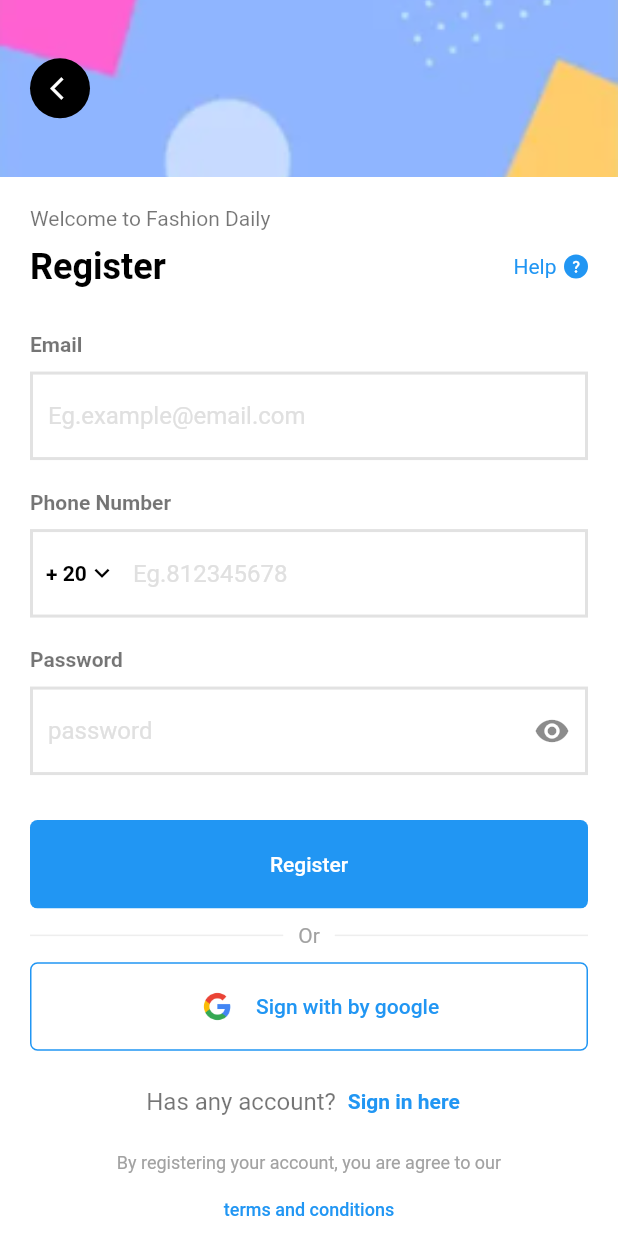
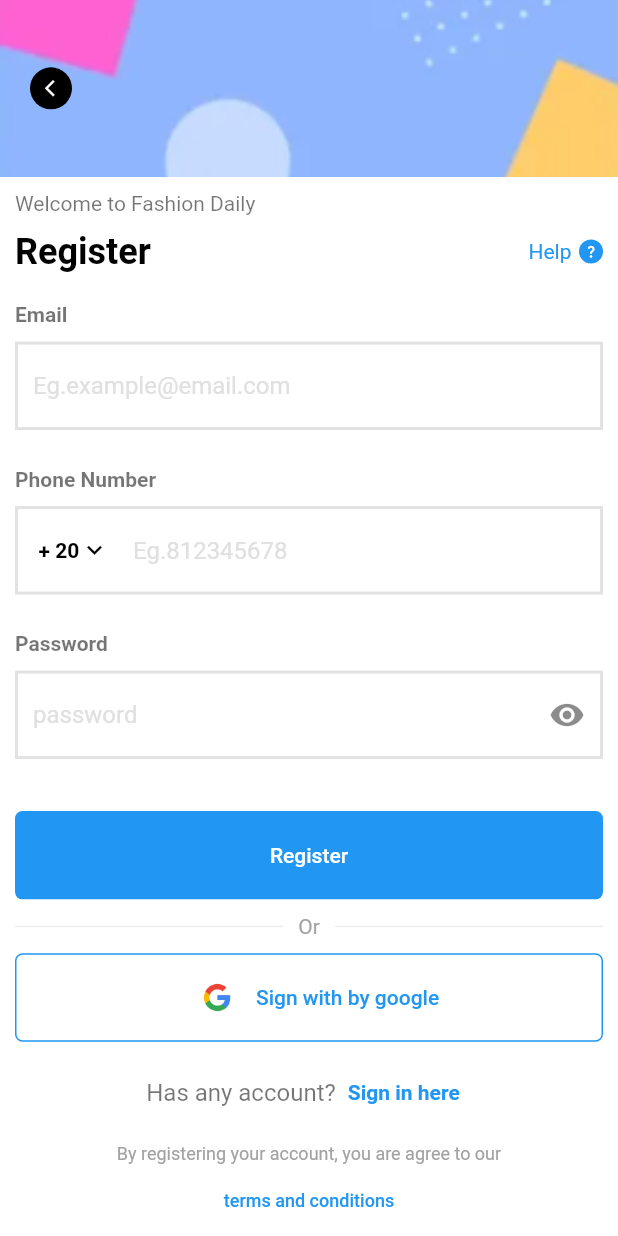
Before and after one commit to Manar-Emad/Algoriza-First-Task, a Flutter app: the screen it shows after launch, after a tap on "Skip", after a tap on "Sign In", after a tap on "Register here", on a phone screen of 412 x 824 dp. Run offline on Flutter 3.47's test engine with Material 2 defaults, Android fonts, the phone set to English and light mode, and no system bars; our stand-ins replace country_picker, smooth_page_indicator.

Commit message:
-fix sizes-

```diff
--- a/lib/modules/login/login_screen.dart
+++ b/lib/modules/login/login_screen.dart
@@ -19,11 +19,12 @@ class LoginScreen extends StatefulWidget {
 class _LoginScreenState extends State<LoginScreen> {
   var phoneController = TextEditingController();
   var formKey = GlobalKey<FormState>();
-  bool showTooltip = false;
+  bool showSuffix = false;
 
   @override
   Widget build(BuildContext context) {
-    return Scaffold(
+    return SafeArea(
+      child: Scaffold(
         body: SingleChildScrollView(
           child: Column(
             crossAxisAlignment: CrossAxisAlignment.start,
@@ -38,12 +39,12 @@ class _LoginScreenState extends State<LoginScreen> {
               ),
               TextLR(text: 'Sign in', onTap: () {}),
               Padding(
-              padding: const EdgeInsets.symmetric(horizontal: 20),
+                padding: const EdgeInsets.symmetric(horizontal: 10),
                 child: Column(
                   crossAxisAlignment: CrossAxisAlignment.start,
                   children: [
                     Padding(
-                    padding: const EdgeInsets.only(bottom: 10),
+                      padding: const EdgeInsets.only(bottom: 5),
                       child: Text(
                         'Phone Number',
                         style: black2414bold(),
@@ -57,18 +58,17 @@ class _LoginScreenState extends State<LoginScreen> {
                         controller: phoneController,
                         widget: CountryPicker(),
                         textValidate: 'Phone number is not registered',
-                      ///TODO correct it
                          validateFunction: () {
                             setState(() {
-                            showTooltip = true;
+                              showSuffix = true;
                             });
                         },
-                      suffixIcon: showTooltip ? Icons.terrain_outlined : null,
+                        suffixIcon: showSuffix ? Icons.warning: null,
                         suffixColor: Colors.red,
                       ),
                     ),
                     Padding(
-                    padding: const EdgeInsets.symmetric(vertical: 20),
+                      padding: const EdgeInsets.symmetric(vertical: 10),
                       child: DefaultButton(
                         onTap: () {
                           if (formKey.currentState!.validate()) {
@@ -80,7 +80,7 @@ class _LoginScreenState extends State<LoginScreen> {
                     ),
                     const RowDivider(),
                     Padding(
-                    padding: const EdgeInsets.symmetric(vertical: 20),
+                      padding: const EdgeInsets.symmetric(vertical: 10),
                       child: MyOutlinedButton(
                         text: 'Sign with by google',
                         onTap: () {},
@@ -90,11 +90,11 @@ class _LoginScreenState extends State<LoginScreen> {
                         widget: RegisterScreen(),
                         text: 'Doesn\'t has any account?',
                         textButton: 'Register here',
-                      textStyle: blue14bold(),
-                      textStyle2: black2416()),
+                        textStyle: blue12bold(),
+                        textStyle2: black2614()),
                     Padding(
                       padding:
-                        const EdgeInsets.only(top: 20, left: 20, right: 20),
+                          const EdgeInsets.symmetric(horizontal: 20,vertical: 10),
                       child: Text(
                         'Use the application according to policy rules , Any kinds of violations will be subject to sanctions.',
                         style: grey12regular(),
@@ -109,6 +109,7 @@ class _LoginScreenState extends State<LoginScreen> {
             ],
           ),
         ),
+      ),
     );
   }
 }
--- a/lib/modules/onboard/onboard_screen.dart
+++ b/lib/modules/onboard/onboard_screen.dart
@@ -51,28 +51,16 @@ class _OnBoardScreenState extends State<OnBoardScreen> {
             'we are constantly adding your favourite restaurant throughout the territory and around your area carefully selected',
       ),
     ];
-    return Scaffold(
+    return SafeArea(
+      child: Scaffold(
         body: Padding(
           padding: const EdgeInsets.all(20.0),
           child: Column(
             crossAxisAlignment: CrossAxisAlignment.center,
             children: <Widget>[
-            Expanded(
-              child: PageView.builder(
-                physics: const BouncingScrollPhysics(),
-                onPageChanged: (int index) {
-                  if (index == (list.length - 1) && !isLast) {
-                    setState(() => isLast = true);
-                  } else if (isLast) {
-                    setState(() => isLast = false);
-                  }
-                },
-                controller: controller,
-                itemCount: list.length,
-                itemBuilder: (context, i) => Column(
-                  crossAxisAlignment: CrossAxisAlignment.center,
-                  children: <Widget>[
-                    Row(
+              Padding(
+                padding: const EdgeInsets.only(bottom: 5),
+                child: Row(
                   mainAxisAlignment: MainAxisAlignment.end,
                   children: [
                     Container(
@@ -92,6 +80,24 @@ class _OnBoardScreenState extends State<OnBoardScreen> {
                     ),
                   ],
                 ),
+              ),
+              Expanded(
+                child: PageView.builder(
+                  physics: const BouncingScrollPhysics(),
+                  onPageChanged: (int index) {
+                    if (index == (list.length - 1) && !isLast) {
+                      setState(() => isLast = true);
+                    } else if (isLast) {
+                      setState(() => isLast = false);
+                    }
+                  },
+                  controller: controller,
+                  itemCount: list.length,
+                  itemBuilder: (context, i) => SizedBox(
+                    height: getHeight(context)/1.2,
+                    child: Column(
+                      crossAxisAlignment: CrossAxisAlignment.center,
+                      children: <Widget>[
                         RichText(
                           text:  TextSpan(
                             children: <TextSpan>[
@@ -101,24 +107,24 @@ class _OnBoardScreenState extends State<OnBoardScreen> {
                           ),
                         ),
                         Image(
-                      height: getHeight(context)/2,
-                    width: getWidth(context),
+                          height: getHeight(context)/2.6,
+                        width: getWidth(context)/1.2,
                           image: AssetImage(
                             list[i].image,
                           ),
                         ),
-                    sizedBoxh1,
                         Text(list[i].title, maxLines:2,overflow: TextOverflow.ellipsis,
                           style: black20bold(), textAlign: TextAlign.center,),
                         sizedBoxh1,
                         Padding(
                           padding: const EdgeInsets.symmetric(horizontal: 15),
-                      child: Text(list[i].body,style: grey14regular(),textAlign: TextAlign.center,
+                          child: Text(list[i].body,style: grey12regular(),textAlign: TextAlign.center,
                             maxLines: 3 ,overflow: TextOverflow.ellipsis,
                           ),
                         ),
-                    sizedBoxh3,
-                    SmoothPageIndicator(
+                        Padding(
+                          padding: const EdgeInsets.symmetric(vertical: 10),
+                          child: SmoothPageIndicator(
                             count: list.length,
                             controller: controller,
                             effect: const ScrollingDotsEffect(
@@ -129,7 +135,9 @@ class _OnBoardScreenState extends State<OnBoardScreen> {
                               spacing: 10,
                             ),
                           ),
+                        ),
                       ],
+                    ),
                   ),
                 ),
               ),
@@ -147,13 +155,11 @@ class _OnBoardScreenState extends State<OnBoardScreen> {
                 color: primaryColor,
                 text: 'Get Started',
               ),
-             Padding(
-              padding: const EdgeInsets.symmetric(vertical: 10),
-              child:RowText(text: 'Don\'t have an account?',
+               RowText(text: 'Don\'t have an account?',
                  textButton: 'Sign up',textStyle: prim14bold(),textStyle2: black14bold(),
-                widget: RegisterScreen(),)
+                 widget: RegisterScreen(),),
+            ],
           ),
-          ],
         ),
       ),
     );
--- a/lib/modules/register/register_screen.dart
+++ b/lib/modules/register/register_screen.dart
@@ -27,14 +27,12 @@ class _RegisterScreenState extends State<RegisterScreen> {
   var passwordController = TextEditingController();
 
   var formKey = GlobalKey<FormState>();
+  bool _obscureText = true;
 
-  //  bool isPassword=true;
-  bool _obscureText = true;
-// String countryCode='+ 20';
-  // void _toggle() {
   @override
   Widget build(BuildContext context) {
-    return Scaffold(
+    return SafeArea(
+      child: Scaffold(
         body: SingleChildScrollView(
           child: Column(
             children: [
@@ -57,11 +55,11 @@ class _RegisterScreenState extends State<RegisterScreen> {
                       },
                       child: const CircleAvatar(
                         backgroundColor: secondColor,
-                      radius: 20,
+                        radius: 14,
                         child: Padding(
                           padding: EdgeInsets.only(left: 5),
                           child: Icon(Icons.arrow_back_ios,
-                            size: 18, color: defTextColor),
+                              size: 13, color: defTextColor),
                         ),
                       ),
                     ),
@@ -72,7 +70,7 @@ class _RegisterScreenState extends State<RegisterScreen> {
               Form(
                 key: formKey,
                 child: Padding(
-                padding: const EdgeInsets.symmetric(horizontal: 20),
+                  padding: const EdgeInsets.symmetric(horizontal: 10),
                   child: Column(
                     crossAxisAlignment: CrossAxisAlignment.start,
                     children: [
@@ -81,7 +79,7 @@ class _RegisterScreenState extends State<RegisterScreen> {
                         style: black2414bold(),
                       ),
                       Padding(
-                      padding: const EdgeInsets.only(top: 10, bottom: 20),
+                        padding: const EdgeInsets.only(top: 10, bottom: 15),
                         child: FormFeild(
                           keyboardType: TextInputType.emailAddress,
                           hintText: 'Eg.example@email.com',
@@ -94,7 +92,7 @@ class _RegisterScreenState extends State<RegisterScreen> {
                         style: black2414bold(),
                       ),
                       Padding(
-                      padding: const EdgeInsets.only(top: 10, bottom: 20),
+                        padding: const EdgeInsets.only(top: 10, bottom: 15),
                         child: FormFeild(
                           keyboardType: TextInputType.number,
                           hintText: 'Eg.812345678',
@@ -108,7 +106,7 @@ class _RegisterScreenState extends State<RegisterScreen> {
                         style: black2414bold(),
                       ),
                       Padding(
-                      padding: const EdgeInsets.only(top: 10, bottom: 20),
+                        padding: const EdgeInsets.only(top: 10, bottom: 15),
                         child: FormFeild(
                           keyboardType: TextInputType.text,
                           hintText: 'password',
@@ -175,6 +173,7 @@ class _RegisterScreenState extends State<RegisterScreen> {
             ],
           ),
         ),
+      ),
     );
   }
 }
--- a/lib/shared/components/country_picker.dart
+++ b/lib/shared/components/country_picker.dart
@@ -12,7 +12,7 @@ class CountryPicker extends StatefulWidget {
 }
 
 class _CountryPickerState extends State<CountryPicker> {
-  String countryCode='+ 20';
+  String countryCode='20';
 
   @override
   Widget build(BuildContext context) {
@@ -49,16 +49,20 @@ class _CountryPickerState extends State<CountryPicker> {
           ),
         );
       },
+      child: Padding(
+        padding: const EdgeInsets.symmetric(horizontal: 5),
         child: SizedBox(
           width: getWidth(context)/6,
           height: getHeight(context)/20,
           child: Row(
             mainAxisAlignment: MainAxisAlignment.center,
             children: [
+              Text('+ ',style: black14bold(),),
             Text(countryCode,style: black14bold(),),
             const Icon(Icons.keyboard_arrow_down,size: 20,color: secondColor,)
           ],),
         ),
+      ),
     );
   }
 }
--- a/lib/shared/components/form_feild.dart
+++ b/lib/shared/components/form_feild.dart
@@ -1,3 +1,4 @@
+import 'package:algoriza_ftask/shared/styles/sizes.dart';
 import 'package:flutter/material.dart';
 
 class FormFeild extends StatelessWidget {
@@ -10,9 +11,9 @@ class FormFeild extends StatelessWidget {
   IconData? suffixIcon;
   Color? suffixColor;
   Widget? widget;
-  Function()? validateFunction;
-  FormFeild(
-      {Key? key,
+  Function? validateFunction;
+  FormFeild({
+    Key? key,
     required this.controller,
     this.obSecure = false,
     this.keyboardType = TextInputType.text,
@@ -23,12 +24,13 @@ class FormFeild extends StatelessWidget {
     this.suffixColor,
     this.widget,
     this.validateFunction,
-      })
-      : super(key: key);
+  }) : super(key: key);
 
   @override
   Widget build(BuildContext context) {
-    return TextFormField(
+    return SizedBox(
+      height: getHeight(context)/12,
+      child: TextFormField(
         decoration: InputDecoration(
           prefixIcon: widget,
           hintText: hintText,
@@ -59,12 +61,12 @@ class FormFeild extends StatelessWidget {
         controller: controller,
         validator: (value) {
           if (value!.isEmpty) {
-          validateFunction!;
+            validateFunction!();
             return textValidate;
           }
           return null;
         },
-
+      ),
     );
   }
 }
--- a/lib/shared/components/login_register_text.dart
+++ b/lib/shared/components/login_register_text.dart
@@ -10,7 +10,7 @@ class TextLR extends StatelessWidget {
   @override
   Widget build(BuildContext context) {
     return Padding(
-      padding:const  EdgeInsets.all(20.0)    ,
+      padding:const  EdgeInsets.all(10.0)    ,
       child: Column(
         crossAxisAlignment: CrossAxisAlignment.start,
         children: [
--- a/lib/shared/styles/styles.dart
+++ b/lib/shared/styles/styles.dart
@@ -93,6 +93,11 @@ TextStyle blue14bold() => const TextStyle(
   fontWeight: FontWeight.bold,
   color: blueColor,
 );
+TextStyle blue12bold() => const TextStyle(
+  fontSize: 12.0,
+  fontWeight: FontWeight.bold,
+  color: blueColor,
+);
 
 
 ///MaxLines Style
```
Lines whose indentation alone changed are shown as unchanged.
